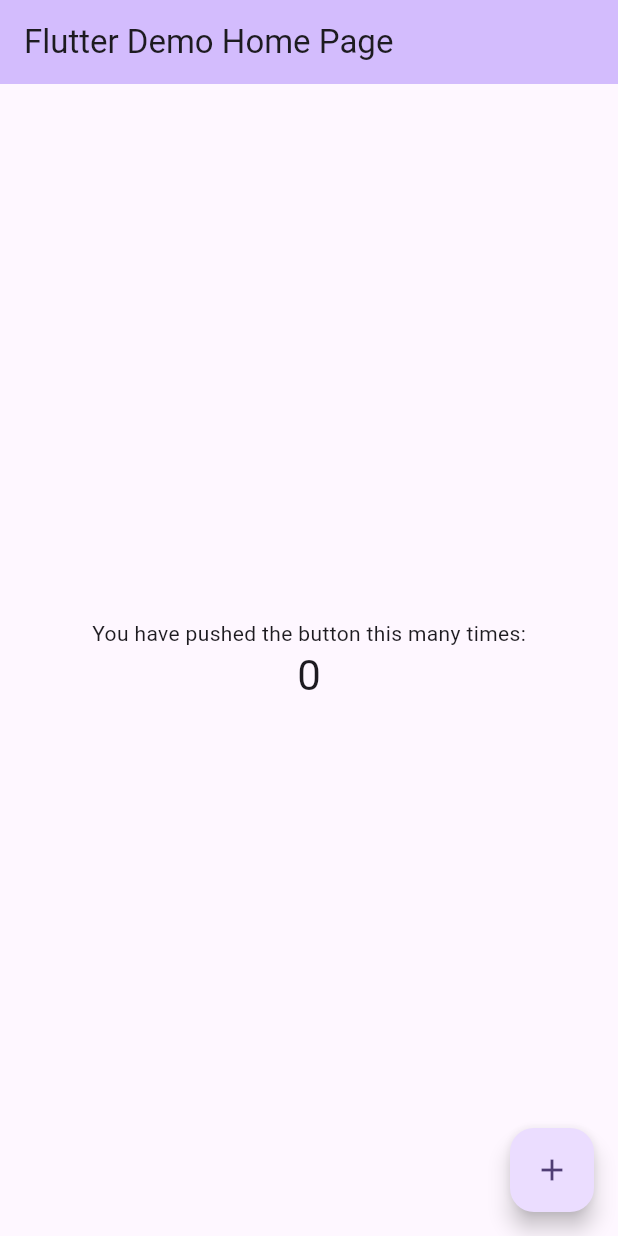
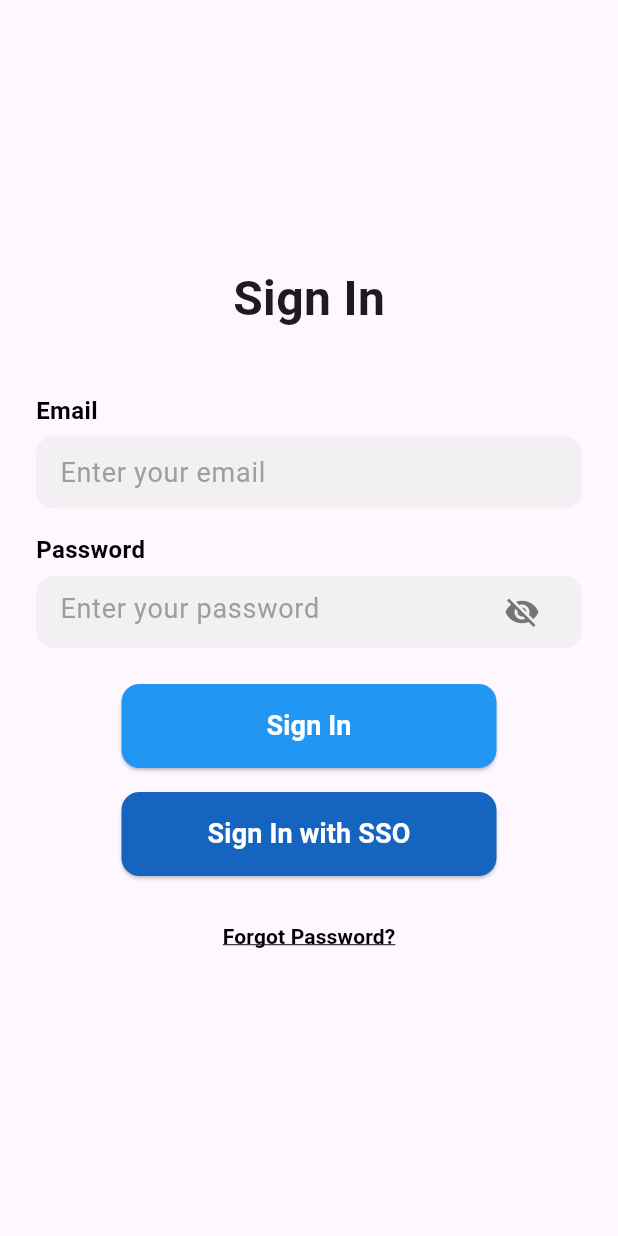
Before and after one commit to JananaDanithra22/amerckcare_apptest, a Flutter app: the screen it shows after launch, on a phone screen of 412 x 824 dp. Run offline on Flutter 3.47's test engine with Material 3 defaults, Android fonts, the phone set to English and light mode, and no system bars.

```diff
--- a/amerckcarelogin/lib/main.dart
+++ b/amerckcarelogin/lib/main.dart
@@ -1,122 +1,32 @@
 import 'package:flutter/material.dart';
+import 'package:provider/provider.dart'; // <-- added
+import 'providers/authprovider.dart'; // <-- corrected
+import 'screens/loginscreen.dart';
+import 'screens/homescreen.dart';
+import 'screens/splashscreen.dart';
 
 void main() {
-  runApp(const MyApp());
+  WidgetsFlutterBinding.ensureInitialized();
+  runApp(
+    ChangeNotifierProvider(create: (_) => AuthProvider(), child: const MyApp()),
+  );
 }
 
 class MyApp extends StatelessWidget {
   const MyApp({super.key});
 
-  // This widget is the root of your application.
   @override
   Widget build(BuildContext context) {
     return MaterialApp(
-      title: 'Flutter Demo',
-      theme: ThemeData(
-        // This is the theme of your application.
-        //
-        // TRY THIS: Try running your application with "flutter run". You'll see
-        // the application has a purple toolbar. Then, without quitting the app,
-        // try changing the seedColor in the colorScheme below to Colors.green
-        // and then invoke "hot reload" (save your changes or press the "hot
-        // reload" button in a Flutter-supported IDE, or press "r" if you used
-        // the command line to start the app).
-        //
-        // Notice that the counter didn't reset back to zero; the application
-        // state is not lost during the reload. To reset the state, use hot
-        // restart instead.
-        //
-        // This works for code too, not just values: Most code changes can be
-        // tested with just a hot reload.
-        colorScheme: ColorScheme.fromSeed(seedColor: Colors.deepPurple),
-      ),
-      home: const MyHomePage(title: 'Flutter Demo Home Page'),
+      title: 'AmerckCare Login',
+      debugShowCheckedModeBanner: false,
+      theme: ThemeData(primarySwatch: Colors.blue),
+      initialRoute: '/splash',
+      routes: {
+        '/splash': (context) => const SplashScreen(),
+        '/': (context) => const LoginScreen(),
+        '/home': (context) => const HomeScreen(),
+      },
     );
   }
 }
-
-class MyHomePage extends StatefulWidget {
-  const MyHomePage({super.key, required this.title});
-
-  // This widget is the home page of your application. It is stateful, meaning
-  // that it has a State object (defined below) that contains fields that affect
-  // how it looks.
-
-  // This class is the configuration for the state. It holds the values (in this
-  // case the title) provided by the parent (in this case the App widget) and
-  // used by the build method of the State. Fields in a Widget subclass are
-  // always marked "final".
-
-  final String title;
-
-  @override
-  State<MyHomePage> createState() => _MyHomePageState();
-}
-
-class _MyHomePageState extends State<MyHomePage> {
-  int _counter = 0;
-
-  void _incrementCounter() {
-    setState(() {
-      // This call to setState tells the Flutter framework that something has
-      // changed in this State, which causes it to rerun the build method below
-      // so that the display can reflect the updated values. If we changed
-      // _counter without calling setState(), then the build method would not be
-      // called again, and so nothing would appear to happen.
-      _counter++;
-    });
-  }
-
-  @override
-  Widget build(BuildContext context) {
-    // This method is rerun every time setState is called, for instance as done
-    // by the _incrementCounter method above.
-    //
-    // The Flutter framework has been optimized to make rerunning build methods
-    // fast, so that you can just rebuild anything that needs updating rather
-    // than having to individually change instances of widgets.
-    return Scaffold(
-      appBar: AppBar(
-        // TRY THIS: Try changing the color here to a specific color (to
-        // Colors.amber, perhaps?) and trigger a hot reload to see the AppBar
-        // change color while the other colors stay the same.
-        backgroundColor: Theme.of(context).colorScheme.inversePrimary,
-        // Here we take the value from the MyHomePage object that was created by
-        // the App.build method, and use it to set our appbar title.
-        title: Text(widget.title),
-      ),
-      body: Center(
-        // Center is a layout widget. It takes a single child and positions it
-        // in the middle of the parent.
-        child: Column(
-          // Column is also a layout widget. It takes a list of children and
-          // arranges them vertically. By default, it sizes itself to fit its
-          // children horizontally, and tries to be as tall as its parent.
-          //
-          // Column has various properties to control how it sizes itself and
-          // how it positions its children. Here we use mainAxisAlignment to
-          // center the children vertically; the main axis here is the vertical
-          // axis because Columns are vertical (the cross axis would be
-          // horizontal).
-          //
-          // TRY THIS: Invoke "debug painting" (choose the "Toggle Debug Paint"
-          // action in the IDE, or press "p" in the console), to see the
-          // wireframe for each widget.
-          mainAxisAlignment: MainAxisAlignment.center,
-          children: <Widget>[
-            const Text('You have pushed the button this many times:'),
-            Text(
-              '$_counter',
-              style: Theme.of(context).textTheme.headlineMedium,
-            ),
-          ],
-        ),
-      ),
-      floatingActionButton: FloatingActionButton(
-        onPressed: _incrementCounter,
-        tooltip: 'Increment',
-        child: const Icon(Icons.add),
-      ), // This trailing comma makes auto-formatting nicer for build methods.
-    );
-  }
-}
--- /dev/null
+++ b/amerckcarelogin/lib/providers/authprovider.dart
@@ -0,0 +1,55 @@
+import 'package:flutter/material.dart';
+
+class AuthProvider with ChangeNotifier {
+  bool _isAuthenticated = false;
+  bool get isAuthenticated => _isAuthenticated;
+
+  bool _isLoading = false;
+  bool get isLoading => _isLoading;
+
+  String? _errorMessage;
+  String? get errorMessage => _errorMessage;
+
+  /// Simulated email/password login
+  Future<void> login(String email, String password) async {
+    _isLoading = true;
+    _errorMessage = null;
+    notifyListeners();
+
+    await Future.delayed(const Duration(seconds: 1)); // simulate delay
+
+    if (email.trim() == 'user@amerck.com' && password == 'password123') {
+      _isAuthenticated = true;
+    } else {
+      _isAuthenticated = false;
+      _errorMessage = 'Invalid username or password';
+    }
+
+    _isLoading = false;
+    notifyListeners();
+  }
+
+  /// Dummy local Google-style login (no Firebase)
+  Future<void> signInWithGoogle() async {
+    _isLoading = true;
+    _errorMessage = null;
+    notifyListeners();
+
+    await Future.delayed(const Duration(seconds: 1)); // simulate delay
+
+    // Fake success response
+    _isAuthenticated = true;
+
+    _isLoading = false;
+    notifyListeners();
+  }
+
+  /// Logout (local)
+  Future<void> logout() async {
+    _isAuthenticated = false;
+    _errorMessage = null;
+    notifyListeners();
+  }
+
+  localLogin(String trim, String text) {}
+}
--- /dev/null
+++ b/amerckcarelogin/lib/screens/loginscreen.dart
@@ -0,0 +1,240 @@
+import 'package:flutter/material.dart';
+import 'package:provider/provider.dart';
+import '../providers/authprovider.dart';
+
+class LoginScreen extends StatefulWidget {
+  const LoginScreen({Key? key}) : super(key: key);
+
+  @override
+  State<LoginScreen> createState() => _LoginScreenState();
+}
+
+class _LoginScreenState extends State<LoginScreen> {
+  final _formKey = GlobalKey<FormState>();
+  final _emailCtrl = TextEditingController();
+  final _passwordCtrl = TextEditingController();
+  bool _obscurePassword = true;
+
+  @override
+  void dispose() {
+    _emailCtrl.dispose();
+    _passwordCtrl.dispose();
+    super.dispose();
+  }
+
+  void _loginEmail() async {
+    final auth = Provider.of<AuthProvider>(context, listen: false);
+    if (!_formKey.currentState!.validate()) return;
+
+    await auth.localLogin(_emailCtrl.text.trim(), _passwordCtrl.text);
+
+    if (auth.isAuthenticated) {
+      if (!mounted) return;
+      Navigator.pushReplacementNamed(context, '/home');
+    } else {
+      if (!mounted) return;
+      ScaffoldMessenger.of(context).showSnackBar(
+        SnackBar(content: Text(auth.errorMessage ?? 'Invalid credentials')),
+      );
+    }
+  }
+
+  String? _validateEmail(String? value) {
+    if (value == null || value.isEmpty) return 'Enter email';
+    // Basic email pattern check
+    final emailRegex = RegExp(r'^[^@]+@[^@]+\.[^@]+');
+    if (!emailRegex.hasMatch(value)) return 'Enter a valid email';
+    return null;
+  }
+
+  String? _validatePassword(String? value) {
+    if (value == null || value.isEmpty) return 'Enter password';
+    if (value.length < 6) return 'Password must be at least 6 characters';
+    return null;
+  }
+
+  @override
+  Widget build(BuildContext context) {
+    final auth = Provider.of<AuthProvider>(context);
+
+    const double buttonHeight = 56;
+    const double buttonRadius = 12;
+    const double buttonWidth = 250;
+    const double fieldRadius = 12;
+
+    return Scaffold(
+      body: Center(
+        child: SingleChildScrollView(
+          padding: const EdgeInsets.symmetric(horizontal: 24),
+          child: Form(
+            key: _formKey,
+            child: Column(
+              children: [
+                const Text(
+                  'Sign In',
+                  style: TextStyle(fontSize: 32, fontWeight: FontWeight.bold),
+                ),
+                const SizedBox(height: 40),
+
+                // Email label
+                const Align(
+                  alignment: Alignment.centerLeft,
+                  child: Text(
+                    'Email',
+                    style: TextStyle(
+                      color: Colors.black,
+                      fontWeight: FontWeight.bold,
+                      fontSize: 16,
+                    ),
+                  ),
+                ),
+                const SizedBox(height: 6),
+
+                // Email input box
+                Container(
+                  decoration: BoxDecoration(
+                    color: const Color.fromARGB(196, 238, 238, 238),
+                    borderRadius: BorderRadius.circular(12),
+                  ),
+                  padding: const EdgeInsets.symmetric(horizontal: 16),
+                  child: TextFormField(
+                    controller: _emailCtrl,
+                    keyboardType: TextInputType.emailAddress,
+                    style: const TextStyle(fontSize: 18, color: Colors.black),
+                    decoration: const InputDecoration(
+                      border: InputBorder.none,
+                      hintText: 'Enter your email',
+                      hintStyle: TextStyle(color: Colors.grey),
+                    ),
+                    validator: _validateEmail,
+                  ),
+                ),
+                const SizedBox(height: 16),
+
+                // Password label
+                const Align(
+                  alignment: Alignment.centerLeft,
+                  child: Text(
+                    'Password',
+                    style: TextStyle(
+                      color: Colors.black,
+                      fontWeight: FontWeight.bold,
+                      fontSize: 16,
+                    ),
+                  ),
+                ),
+                const SizedBox(height: 6),
+
+                // Password input box
+                Container(
+                  decoration: BoxDecoration(
+                    color: const Color.fromARGB(196, 238, 238, 238),
+                    borderRadius: BorderRadius.circular(12),
+                  ),
+                  padding: const EdgeInsets.symmetric(horizontal: 16),
+                  child: TextFormField(
+                    controller: _passwordCtrl,
+                    obscureText: _obscurePassword,
+                    style: const TextStyle(fontSize: 18, color: Colors.black),
+                    decoration: InputDecoration(
+                      border: InputBorder.none,
+                      hintText: 'Enter your password',
+                      hintStyle: TextStyle(color: Colors.grey),
+                      suffixIcon: IconButton(
+                        icon: Icon(
+                          _obscurePassword
+                              ? Icons.visibility_off
+                              : Icons.visibility,
+                          color: Colors.grey.shade600,
+                        ),
+                        onPressed: () {
+                          setState(() => _obscurePassword = !_obscurePassword);
+                        },
+                      ),
+                    ),
+                    validator: _validatePassword,
+                  ),
+                ),
+                const SizedBox(height: 24),
+
+                // Sign In button
+                SizedBox(
+                  width: buttonWidth,
+                  height: buttonHeight,
+                  child: ElevatedButton(
+                    onPressed: auth.isLoading ? null : _loginEmail,
+                    style: ElevatedButton.styleFrom(
+                      backgroundColor: Colors.blue,
+                      shape: RoundedRectangleBorder(
+                        borderRadius: BorderRadius.circular(buttonRadius),
+                      ),
+                    ),
+                    child:
+                        auth.isLoading
+                            ? const CircularProgressIndicator(
+                              color: Colors.white,
+                            )
+                            : const Text(
+                              'Sign In',
+                              style: TextStyle(
+                                fontSize: 18,
+                                fontWeight: FontWeight.bold,
+                                color: Colors.white,
+                              ),
+                            ),
+                  ),
+                ),
+                const SizedBox(height: 16),
+
+                // Sign In with SSO button
+                SizedBox(
+                  width: buttonWidth,
+                  height: buttonHeight,
+                  child: ElevatedButton(
+                    onPressed:
+                        auth.isLoading
+                            ? null
+                            : () {
+                              // TODO: Implement SSO login
+                            },
+                    style: ElevatedButton.styleFrom(
+                      backgroundColor: Colors.blue.shade800,
+                      shape: RoundedRectangleBorder(
+                        borderRadius: BorderRadius.circular(buttonRadius),
+                      ),
+                    ),
+                    child: const Text(
+                      'Sign In with SSO',
+                      style: TextStyle(
+                        fontSize: 18,
+                        fontWeight: FontWeight.bold,
+                        color: Colors.white,
+                      ),
+                    ),
+                  ),
+                ),
+
+                const SizedBox(height: 16),
+
+                // Forgot Password
+                TextButton(
+                  onPressed: () {
+                    // TODO: Navigate to forgot password screen
+                  },
+                  child: const Text(
+                    'Forgot Password?',
+                    style: TextStyle(
+                      color: Color.fromARGB(255, 0, 0, 0),
+                      fontWeight: FontWeight.bold,
+                      decoration: TextDecoration.underline,
+                    ),
+                  ),
+                ),
+              ],
+            ),
+          ),
+        ),
+      ),
+    );
+  }
+}
```
Also changed, not shown: amerckcarelogin/lib/screens/homescreen.dart (added, +36 -0 lines), amerckcarelogin/lib/screens/splashscreen.dart (added, +34 -0 lines), amerckcarelogin/lib/widgets/authguard.dart (added, +32 -0 lines), amerckcarelogin/pubspec.yaml (+9 -69 lines), amerckcarelogin/pubspec.lock, assets/images/amerckcarelogo.png (added), 8 other files.
